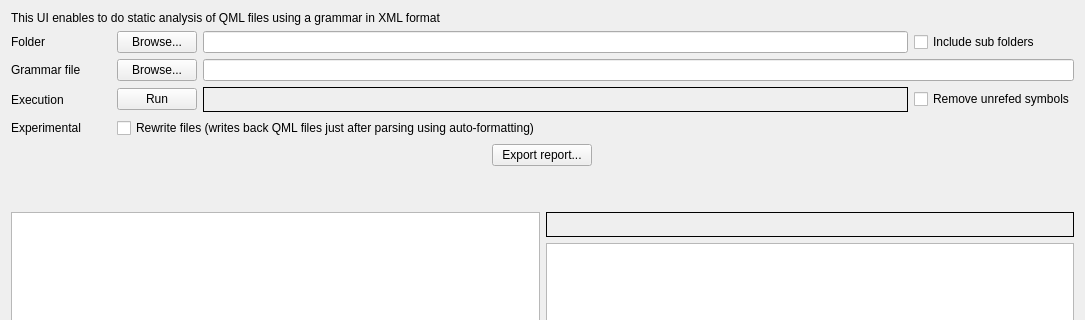
Old version of the form QMLAnalyzer/forms/CCodeAnalyzerView.ui in the repository Jango73/QMLAnalyzer; both pictures show x 0 to 1085 and y 0 to 320 of the 1085 by 605 pixel window.
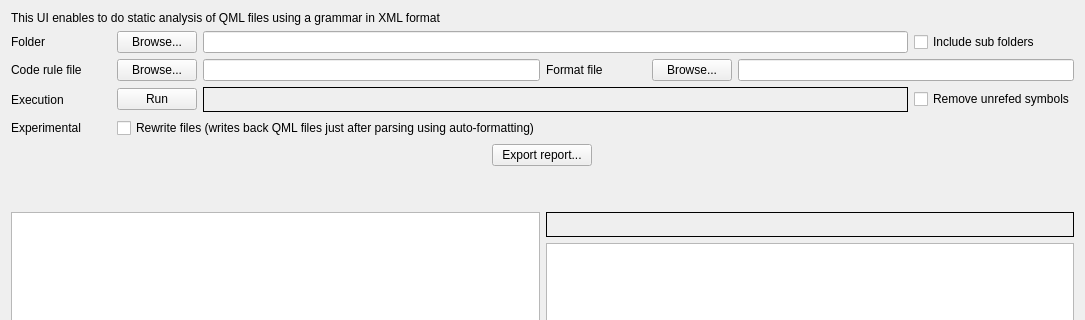
New version of the form. Custom widgets are drawn as their Qt base class.

Commit message: Add format file browser

```diff
--- a/QMLAnalyzer/forms/CCodeAnalyzerView.ui
+++ b/QMLAnalyzer/forms/CCodeAnalyzerView.ui
@@ -106,7 +106,7 @@
             </size>
            </property>
            <property name="text">
-            <string>Grammar file</string>
+            <string>Code rule file</string>
            </property>
           </widget>
          </item>
@@ -135,7 +135,37 @@
         </layout>
        </item>
        <item>
-        <layout class="QHBoxLayout" name="horizontalLayout_9"/>
+        <layout class="QHBoxLayout" name="horizontalLayout_9">
+         <item>
+          <widget class="QLabel" name="label_6">
+           <property name="minimumSize">
+            <size>
+             <width>100</width>
+             <height>0</height>
+            </size>
+           </property>
+           <property name="maximumSize">
+            <size>
+             <width>100</width>
+             <height>16777215</height>
+            </size>
+           </property>
+           <property name="text">
+            <string>Format file</string>
+           </property>
+          </widget>
+         </item>
+         <item>
+          <widget class="QPushButton" name="browseFormatFile">
+           <property name="text">
+            <string>Browse...</string>
+           </property>
+          </widget>
+         </item>
+         <item>
+          <widget class="QLineEdit" name="formatFileName"/>
+         </item>
+        </layout>
        </item>
       </layout>
      </item>
```
The commit also changes 4 other files.
